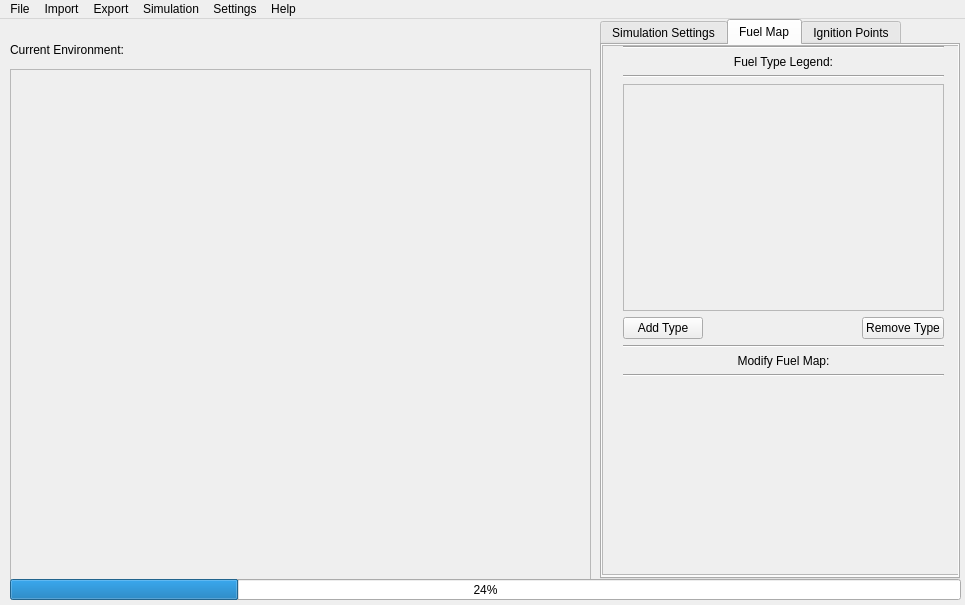
luckek/FireScapeRx-dev, file src/qt_files/MainWindow.ui: the form before one commit.
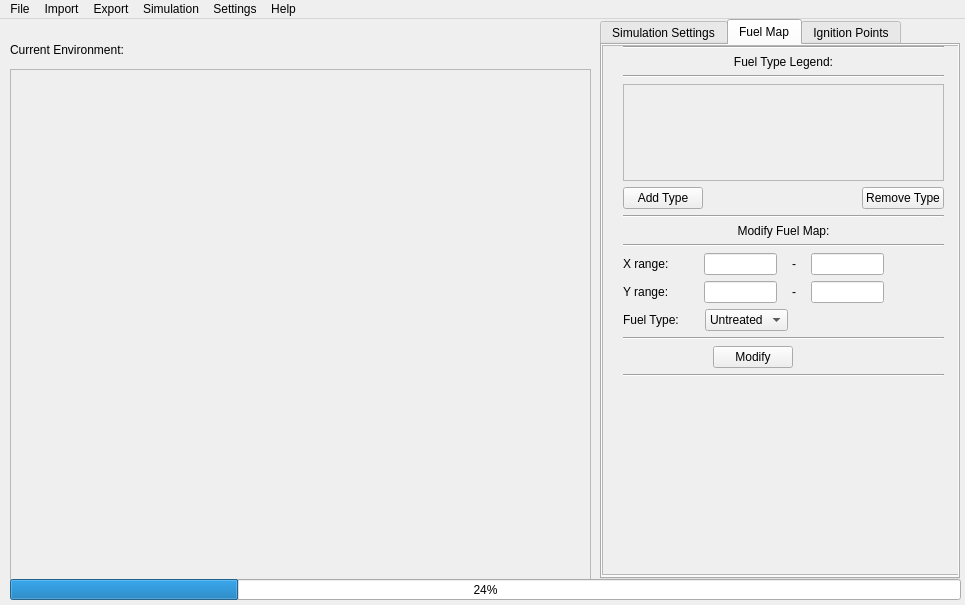
The form after the commit. The open tabs and pages were chosen to show the change.

Commit message: Made small modifications to MainWindow layout

The edit to the form file:
```diff
--- a/src/qt_files/MainWindow.ui
+++ b/src/qt_files/MainWindow.ui
@@ -410,7 +410,7 @@
               <x>0</x>
               <y>0</y>
               <width>317</width>
-              <height>218</height>
+              <height>78</height>
              </rect>
             </property>
            </widget>
@@ -464,6 +464,212 @@
            </property>
           </widget>
          </item>
+         <item>
+          <widget class="Line" name="line_12">
+           <property name="orientation">
+            <enum>Qt::Horizontal</enum>
+           </property>
+          </widget>
+         </item>
+         <item>
+          <layout class="QGridLayout" name="gridLayout">
+           <property name="horizontalSpacing">
+            <number>15</number>
+           </property>
+           <item row="0" column="1">
+            <spacer name="horizontalSpacer_3">
+             <property name="orientation">
+              <enum>Qt::Horizontal</enum>
+             </property>
+             <property name="sizeType">
+              <enum>QSizePolicy::Fixed</enum>
+             </property>
+             <property name="sizeHint" stdset="0">
+              <size>
+               <width>20</width>
+               <height>20</height>
+              </size>
+             </property>
+            </spacer>
+           </item>
+           <item row="0" column="2">
+            <widget class="QLineEdit" name="x_range_min_line_edit"/>
+           </item>
+           <item row="1" column="0">
+            <widget class="QLabel" name="label_2">
+             <property name="text">
+              <string>Y range:</string>
+             </property>
+             <property name="margin">
+              <number>2</number>
+             </property>
+            </widget>
+           </item>
+           <item row="1" column="4">
+            <widget class="QLineEdit" name="y_range_max_line_edit">
+             <property name="placeholderText">
+              <string/>
+             </property>
+            </widget>
+           </item>
+           <item row="0" column="4">
+            <widget class="QLineEdit" name="x_range_max_line_edit"/>
+           </item>
+           <item row="0" column="0">
+            <widget class="QLabel" name="label">
+             <property name="text">
+              <string>X range:</string>
+             </property>
+             <property name="margin">
+              <number>2</number>
+             </property>
+            </widget>
+           </item>
+           <item row="1" column="3">
+            <widget class="QLabel" name="label_5">
+             <property name="text">
+              <string>-</string>
+             </property>
+            </widget>
+           </item>
+           <item row="1" column="2">
+            <widget class="QLineEdit" name="y_range_min_line_edit"/>
+           </item>
+           <item row="0" column="3">
+            <widget class="QLabel" name="label_4">
+             <property name="text">
+              <string>-</string>
+             </property>
+            </widget>
+           </item>
+           <item row="0" column="5">
+            <spacer name="horizontalSpacer_4">
+             <property name="orientation">
+              <enum>Qt::Horizontal</enum>
+             </property>
+             <property name="sizeType">
+              <enum>QSizePolicy::Fixed</enum>
+             </property>
+             <property name="sizeHint" stdset="0">
+              <size>
+               <width>60</width>
+               <height>20</height>
+              </size>
+             </property>
+            </spacer>
+           </item>
+          </layout>
+         </item>
+         <item>
+          <layout class="QHBoxLayout" name="horizontalLayout_3">
+           <item>
+            <widget class="QLabel" name="label_3">
+             <property name="text">
+              <string>Fuel Type:</string>
+             </property>
+             <property name="margin">
+              <number>1</number>
+             </property>
+            </widget>
+           </item>
+           <item>
+            <spacer name="horizontalSpacer_2">
+             <property name="orientation">
+              <enum>Qt::Horizontal</enum>
+             </property>
+             <property name="sizeType">
+              <enum>QSizePolicy::Fixed</enum>
+             </property>
+             <property name="sizeHint" stdset="0">
+              <size>
+               <width>20</width>
+               <height>20</height>
+              </size>
+             </property>
+            </spacer>
+           </item>
+           <item>
+            <widget class="QComboBox" name="fuel_type_combo_box">
+             <property name="currentText">
+              <string>Untreated</string>
+             </property>
+             <property name="currentIndex">
+              <number>0</number>
+             </property>
+             <item>
+              <property name="text">
+               <string>Untreated</string>
+              </property>
+             </item>
+             <item>
+              <property name="text">
+               <string>Treated</string>
+              </property>
+             </item>
+            </widget>
+           </item>
+           <item>
+            <spacer name="horizontalSpacer_5">
+             <property name="orientation">
+              <enum>Qt::Horizontal</enum>
+             </property>
+             <property name="sizeHint" stdset="0">
+              <size>
+               <width>40</width>
+               <height>20</height>
+              </size>
+             </property>
+            </spacer>
+           </item>
+          </layout>
+         </item>
+         <item>
+          <widget class="Line" name="line_13">
+           <property name="orientation">
+            <enum>Qt::Horizontal</enum>
+           </property>
+          </widget>
+         </item>
+         <item>
+          <layout class="QHBoxLayout" name="horizontalLayout_4">
+           <item>
+            <spacer name="horizontalSpacer_6">
+             <property name="orientation">
+              <enum>Qt::Horizontal</enum>
+             </property>
+             <property name="sizeType">
+              <enum>QSizePolicy::Fixed</enum>
+             </property>
+             <property name="sizeHint" stdset="0">
+              <size>
+               <width>90</width>
+               <height>20</height>
+              </size>
+             </property>
+            </spacer>
+           </item>
+           <item>
+            <widget class="QPushButton" name="modify_fuel_map_button">
+             <property name="text">
+              <string>Modify</string>
+             </property>
+            </widget>
+           </item>
+           <item>
+            <spacer name="horizontalSpacer_7">
+             <property name="orientation">
+              <enum>Qt::Horizontal</enum>
+             </property>
+             <property name="sizeHint" stdset="0">
+              <size>
+               <width>40</width>
+               <height>20</height>
+              </size>
+             </property>
+            </spacer>
+           </item>
+          </layout>
+         </item>
          <item>
           <widget class="Line" name="line_11">
            <property name="orientation">
@@ -487,7 +693,7 @@
      <rect>
       <x>10</x>
       <y>10</y>
-      <width>160</width>
+      <width>143</width>
       <height>41</height>
      </rect>
     </property>
```
Left out of the diff: 2 changed lines with no effect on the pictures. The commit also changes 1 other file.
